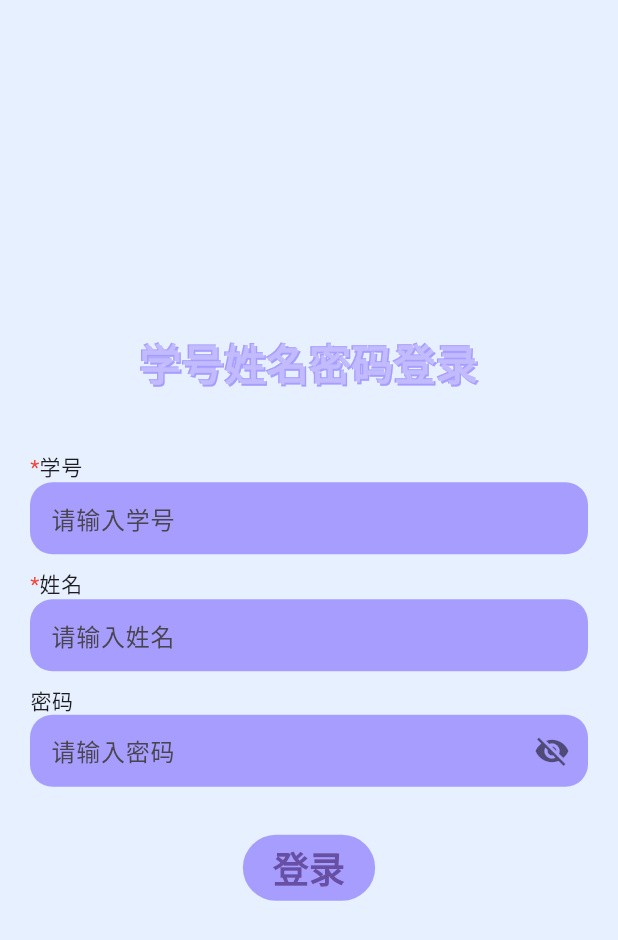
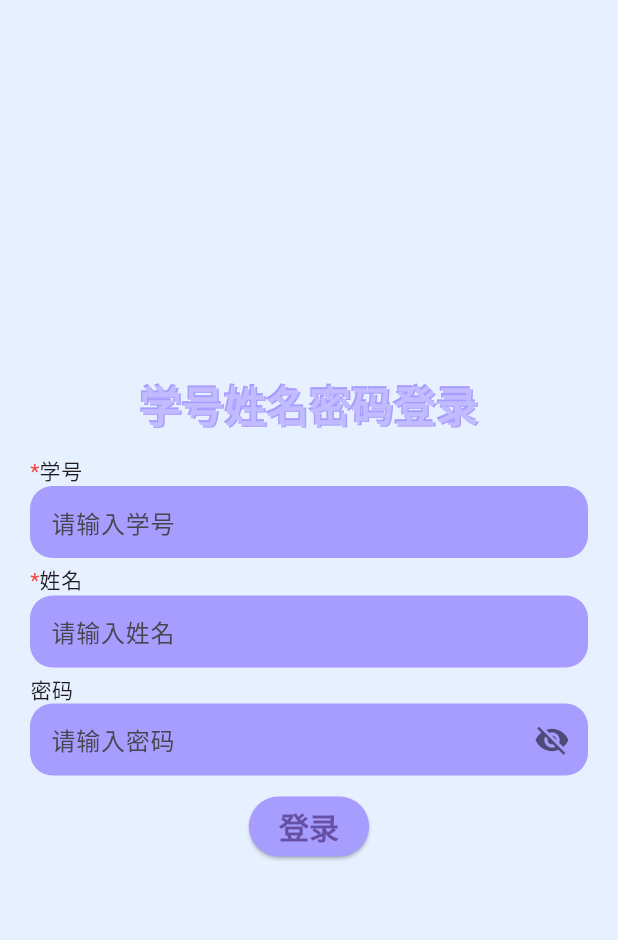
Before and after one commit to xinyuan-noname/shine-yarn-app, a Flutter app: the screen it shows after launch, on a phone screen of 412 x 824 dp. Shown: the top 940 px of the screen. Run offline on Flutter 3.47's test engine with Material 3 defaults, Android fonts, the phone set to English and light mode, and no system bars; our stand-ins replace shared_preferences; Roboto replaces fonts that are missing (SmileySans); statements that could not run were skipped.

Commit message:
feat(input): 添加输入框格式验证和重构字段命名
- 添加静态文本输入格式化器，用于禁止空字符和允许中文姓名字符
- 将字段名称从 title/maxLen/minLen 重命名为 label/maxLength/minLength
- 新增 name 字段用于标识输入框
- 更新所有构造函数以使用新的字段命名
- 为密码输入添加默认的非空字符过滤格式化器
- 为中文姓名输入添加默认的中文字符过滤格式化器

feat(login): 更新登录页面UI和组件参数

- 调整登录表单中的间距布局
- 使用 Input.number 组件显示学号输入并设置 name 参数
- 使用 Input.cnName 组件显示姓名输入并设置 name 参数
- 将登录按钮从 TextButton 替换为 ElevatedButton
-

```diff
--- a/lib/components/input.dart
+++ b/lib/components/input.dart
@@ -2,14 +2,19 @@ import 'package:flutter/material.dart';
 import 'package:flutter/services.dart';
 
 class Input extends StatefulWidget {
+  static final TextInputFormatter _textInputFormatterNoEmptyCharacter =
+      FilteringTextInputFormatter.deny(RegExp(r"\s"));
+  static final TextInputFormatter _textInputFormatterAllowCnNameCharacter =
+      FilteringTextInputFormatter.allow(RegExp(r"[\u4e00-\u9fff\u00b7]"));
+  final String label;
+  final String name;
   final Color? color;
   final String? Function(String?)? validator;
   final TextStyle? labelStyle;
   final OutlineInputBorder? border;
   final InputDecoration? decoration;
-  final String title;
-  final int maxLen;
-  final int minLen;
+  final int maxLength;
+  final int minLength;
   final RegExp? pattern;
   final String? patternErrorText;
   final bool isRequired;
@@ -31,21 +36,25 @@ class Input extends StatefulWidget {
     this.isPassword = false,
     this.pattern,
     this.patternErrorText,
-    this.maxLen = 100,
-    this.minLen = 1,
+    this.maxLength = 100,
+    this.minLength = 1,
     this.keyboardType = TextInputType.text,
-    required this.title,
     this.inputFormatters,
+    required this.label,
+    required this.name,
   });
   @override
   State<Input> createState() => _InputState();
 
   factory Input.password({
     Key? key,
+    String label = '密码',
+    String name = 'password',
     bool isRequired = false,
-    int minLen = 8,
-    int maxLen = 32,
+    int minLength = 8,
+    int maxLength = 32,
     String? Function(String?)? validator,
+    List<TextInputFormatter>? inputFormatters,
     TextStyle? labelStyle,
     Color? color,
     OutlineInputBorder? border,
@@ -54,13 +63,15 @@ class Input extends StatefulWidget {
   }) {
     return Input(
       key: key,
-      title: '密码',
+      label: label,
+      name: name,
       isPassword: true,
       isRequired: isRequired,
-      minLen: minLen,
-      maxLen: maxLen,
+      minLength: minLength,
+      maxLength: maxLength,
       validator: validator,
       keyboardType: TextInputType.visiblePassword,
+      inputFormatters: inputFormatters ?? [_textInputFormatterNoEmptyCharacter],
       autocorrect: false,
       isLast: isLast,
       labelStyle: labelStyle,
@@ -72,19 +83,25 @@ class Input extends StatefulWidget {
 
   factory Input.cnName({
     Key? key,
+    String label = '姓名',
+    String name = 'cnName',
     bool isRequired = false,
     TextStyle? labelStyle,
     Color? color,
     OutlineInputBorder? border,
     InputDecoration? decoration,
     bool isLast = false,
+    List<TextInputFormatter>? inputFormatters,
   }) {
     return Input(
       key: key,
-      title: '姓名',
+      label: label,
+      name: name,
       isRequired: isRequired,
       pattern: RegExp(r"^[\u4e00-\u9fff]+(?:\u00b7[\u4e00-\u9fff]+)*$"),
       patternErrorText: '不是合法的中文名',
+      inputFormatters:
+          inputFormatters ?? [_textInputFormatterAllowCnNameCharacter],
       isLast: isLast,
       labelStyle: labelStyle,
       color: color,
@@ -95,27 +112,31 @@ class Input extends StatefulWidget {
 
   factory Input.number({
     Key? key,
-    required String title,
+    String label = '编号',
+    String name = 'number',
     bool isRequired = false,
-    int minLen = 1,
-    int maxLen = 32,
+    int minLength = 1,
+    int maxLength = 32,
     String? patternErrorText,
     TextStyle? labelStyle,
     Color? color,
     OutlineInputBorder? border,
+    List<TextInputFormatter>? inputFormatters,
     InputDecoration? decoration,
     bool isLast = false,
   }) {
     return Input(
       key: key,
-      title: title,
+      label: label,
+      name: name,
       isRequired: isRequired,
-      minLen: minLen,
-      maxLen: maxLen,
+      minLength: minLength,
+      maxLength: maxLength,
       pattern: RegExp(r'^\d+$'),
-      patternErrorText: patternErrorText ?? '$title必须为数字',
+      patternErrorText: patternErrorText ?? '$label必须为数字',
       keyboardType: TextInputType.number,
-      inputFormatters: [FilteringTextInputFormatter.digitsOnly],
+      inputFormatters:
+          inputFormatters ?? [FilteringTextInputFormatter.digitsOnly],
       isLast: isLast,
       labelStyle: labelStyle,
       color: color,
@@ -140,15 +161,15 @@ class _InputState extends State<Input> {
   void _validate(String value) {
     String? error;
     if (widget.isRequired && value.isEmpty) {
-      error = "${widget.title}为必填项";
+      error = "${widget.label}为必填项";
     } else if (widget.validator != null) {
       error = widget.validator?.call(value) ?? "非法输入";
     } else if (widget.pattern != null && !widget.pattern!.hasMatch(value)) {
       error = widget.patternErrorText ?? '格式不正确';
-    } else if (value.length < widget.minLen) {
-      error = "${widget.title}太短";
-    } else if (value.length > widget.maxLen) {
-      error = "${widget.title}过长";
+    } else if (value.length < widget.minLength) {
+      error = "${widget.label}太短";
+    } else if (value.length > widget.maxLength) {
+      error = "${widget.label}过长";
     }
     setState(() {
       _errorText = error;
@@ -170,7 +191,7 @@ class _InputState extends State<Input> {
                       style: TextStyle(color: Colors.red),
                     ),
                     TextSpan(
-                      text: widget.title,
+                      text: widget.label,
                       style:
                           widget.labelStyle ??
                           Theme.of(context).textTheme.labelMedium,
@@ -179,7 +200,7 @@ class _InputState extends State<Input> {
                 ),
               )
             : Text(
-                widget.title,
+                widget.label,
                 style:
                     widget.labelStyle ??
                     Theme.of(context).textTheme.labelMedium,
@@ -195,7 +216,7 @@ class _InputState extends State<Input> {
           decoration:
               widget.decoration ??
               InputDecoration(
-                hintText: "请输入${widget.title}",
+                hintText: "请输入${widget.label}",
                 errorText: _errorText,
                 contentPadding: const EdgeInsets.only(left: 10),
                 filled: true,
--- a/lib/pages/login.dart
+++ b/lib/pages/login.dart
@@ -40,31 +40,37 @@ class _LoginPageState extends State<LoginPage> {
                   ),
                 ),
               ),
-              const SizedBox(height: 40),
+              const SizedBox(height: 15),
               Input.number(
-                title: "学号",
+                label: "学号",
+                name: "id",
                 color: mainColorPurple,
                 isRequired: true,
               ),
+              const SizedBox(height: 5),
+              Input.cnName(
+                label: "姓名",
+                name: "username",
+                color: mainColorPurple,
+                isRequired: true,
+              ),
+              const SizedBox(height: 5),
+              Input.password(color: mainColorPurple),
               const SizedBox(height: 10),
-              Input.cnName(color: mainColorPurple, isRequired: true),
-              const SizedBox(height: 10),
-              Input.password(color: mainColorPurple),
-              const SizedBox(height: 30),
               SizedBox(
                 height: 48,
                 child: Align(
                   alignment: Alignment.center,
-                  child: TextButton(
+                  child: ElevatedButton(
                     onPressed: () {},
-                    style: TextButton.styleFrom(
+                    style: ElevatedButton.styleFrom(
                       backgroundColor: mainColorPurple,
                       padding: EdgeInsets.fromLTRB(20, 5, 20, 5),
                     ),
                     child: const Text(
                       "登录",
                       style: TextStyle(
-                        fontSize: 24,
+                        fontSize: 20,
                         fontWeight: FontWeight.bold,
                         fontFamily: "SmileySans",
                       ),
```
